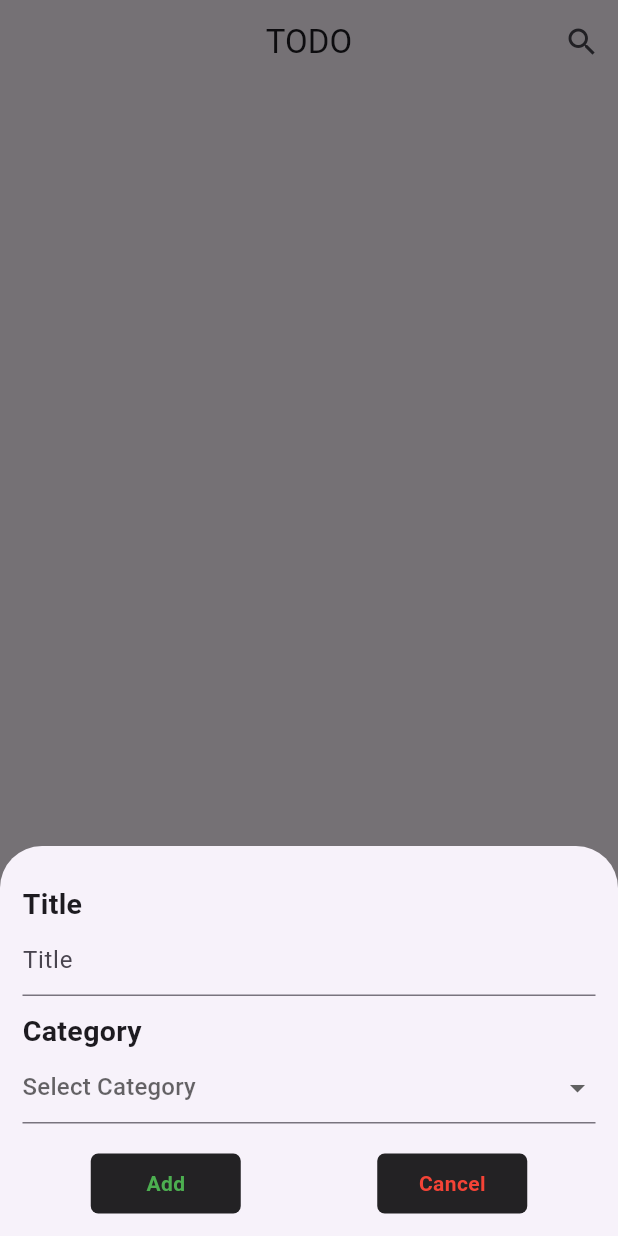
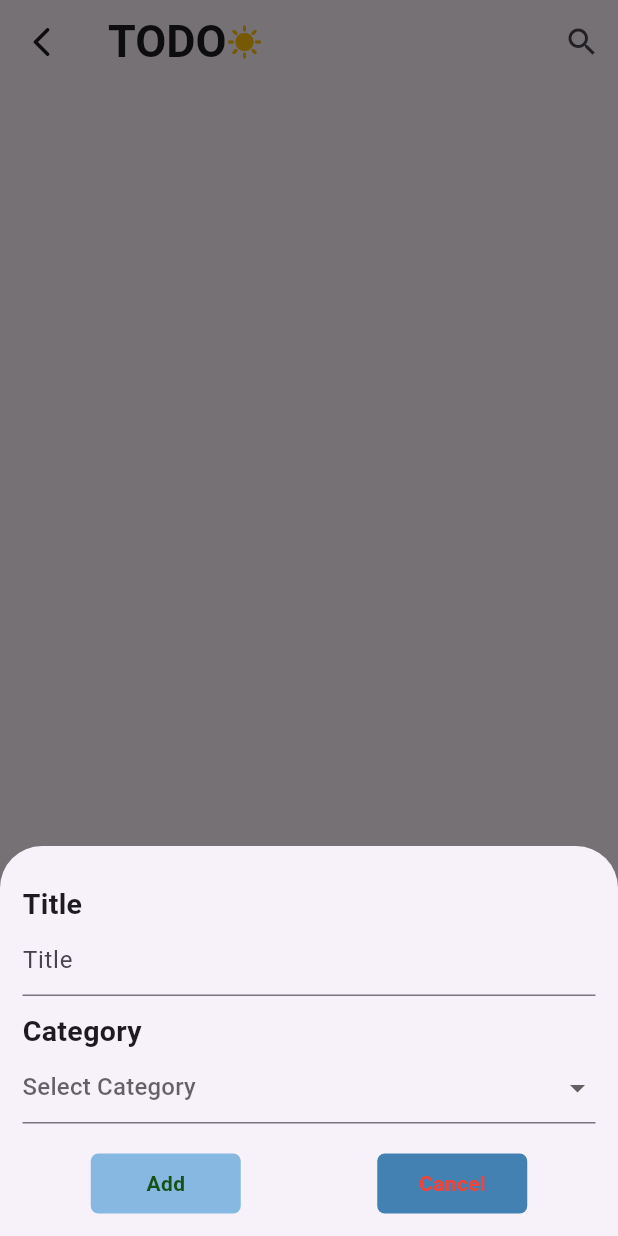
Before and after one commit to adarshKV7/todo_app, a Flutter app: the screen it shows after launch, after a tap on "Add a Task", on a phone screen of 412 x 824 dp. Run offline on Flutter 3.47's test engine with Material 3 defaults, Android fonts, the phone set to English and light mode, and no system bars; our stand-ins replace hive, hive_flutter; accounts and stored records are empty.

```diff
--- a/lib/core/constants/color_constants.dart
+++ b/lib/core/constants/color_constants.dart
@@ -1,14 +1,5 @@
 import 'package:flutter/material.dart';
 
 class ColorConstants {
-  static Color color1 = const Color(0xFFCDEDA3);
-  static Color color2 = const Color(0xFFFFB996);
-  static Color color3 = const Color(0xFFFFCF81);
-  static Color color4 = const Color(0xFFFDFFAB);
-  static Color scaffoldBackgroundColor = Colors.black;
-  static Color bottomSheetBackgroundColor =
-      const Color.fromARGB(255, 38, 38, 39);
   static Color primaryWhite = Colors.white;
-  static Color primaryBlack = Colors.black;
-  static Color inputFillColor = const Color.fromARGB(255, 35, 34, 36);
 }
--- a/lib/view/homescreen/home_screen.dart
+++ b/lib/view/homescreen/home_screen.dart
@@ -1,4 +1,4 @@
-// ignore_for_file: prefer_const_constructors, prefer_const_literals_to_create_immutables, sort_child_properties_last
+// ignore_for_file: prefer_const_constructors, prefer_const_literals_to_create_immutables, sort_child_properties_last, sized_box_for_whitespace
 
 import 'package:flutter/material.dart';
 import 'package:todo_app/controller/todo_controller.dart';
@@ -23,8 +23,20 @@ class _HomeScreenState extends State<HomeScreen> {
   Widget build(BuildContext context) {
     return Scaffold(
       appBar: AppBar(
+        leading: Icon(Icons.arrow_back_ios_rounded),
         centerTitle: true,
-        title: const Text('TODO'),
+        title: Row(
+          children: [
+            Text(
+              'TODO',
+              style: TextStyle(fontWeight: FontWeight.bold, fontSize: 30),
+            ),
+            Icon(
+              Icons.sunny,
+              color: Colors.amber,
+            )
+          ],
+        ),
         actions: [
           IconButton(
             onPressed: () {},
@@ -50,9 +62,11 @@ class _HomeScreenState extends State<HomeScreen> {
                       setState(() {});
                     },
                   ),
-                  title: Wrap(
-                    alignment: WrapAlignment.spaceBetween,
-                    crossAxisAlignment: WrapCrossAlignment.center,
+                  title: SingleChildScrollView(
+                    scrollDirection: Axis.horizontal,
+                    child: Row(
+                      mainAxisAlignment: MainAxisAlignment.spaceBetween,
+                      crossAxisAlignment: CrossAxisAlignment.center,
                       children: [
                         Text(
                           item.title,
@@ -62,13 +76,28 @@ class _HomeScreenState extends State<HomeScreen> {
                                   ? TextDecoration.lineThrough
                                   : null),
                         ),
+                        SizedBox(
+                          width: 10,
+                        ),
+                        Container(
+                            height: 20,
+                            child: item.completed
+                                ? Icon(
+                                    Icons.check,
+                                    color: Colors.green,
+                                  )
+                                : Icon(
+                                    Icons.close,
+                                    color: Colors.red,
+                                  )),
                         Container(
                           padding: const EdgeInsets.symmetric(
                             vertical: 5,
                             horizontal: 10,
                           ),
                           decoration: BoxDecoration(
-                            color: ColorConstants.primaryWhite.withOpacity(0.3),
+                              color:
+                                  ColorConstants.primaryWhite.withOpacity(0.3),
                               borderRadius: BorderRadius.circular(20)),
                           child: Text(
                             item.catagory,
@@ -81,13 +110,17 @@ class _HomeScreenState extends State<HomeScreen> {
                         ),
                       ],
                     ),
+                  ),
                   trailing: IconButton(
                     onPressed: () {
                       TodoController.deleteData(
                           TodoController.todoKeyList[index]);
                       setState(() {});
                     },
-                    icon: const Icon(Icons.delete),
+                    icon: Icon(
+                      Icons.delete,
+                      color: Colors.red,
+                    ),
                   ),
                 );
               },
@@ -117,7 +150,7 @@ class _HomeScreenState extends State<HomeScreen> {
                 top: 5,
               ),
               decoration: BoxDecoration(
-                color: const Color.fromARGB(255, 5, 39, 66),
+                color: Colors.blue,
                 borderRadius: BorderRadius.circular(50),
               ),
               child: Row(
@@ -129,10 +162,11 @@ class _HomeScreenState extends State<HomeScreen> {
                   Expanded(
                     child: Text(
                       'Add a Task',
+                      style: TextStyle(
+                          color: Colors.white,
+                          fontWeight: FontWeight.bold,
+                          fontSize: 30),
                       textAlign: TextAlign.center,
-                      style: Theme.of(context).textTheme.titleLarge!.copyWith(
-                            color: Colors.white,
-                          ),
                     ),
                   ),
                   const CircleAvatar(
--- a/lib/view/homescreen/widgets/add_todo_form.dart
+++ b/lib/view/homescreen/widgets/add_todo_form.dart
@@ -1,4 +1,5 @@
-import 'package:flutter/foundation.dart';
+// ignore_for_file: prefer_const_constructors
+
 import 'package:flutter/material.dart';
 import 'package:flutter/widgets.dart';
 import 'package:todo_app/controller/todo_controller.dart';
@@ -68,8 +69,8 @@ class _AddTodoFormState extends State<AddTodoForm> {
                   return null;
                 },
               ),
-              const SizedBox(height: 10),
-              const Text(
+              SizedBox(height: 10),
+              Text(
                 'Category',
                 style: TextStyle(
                   fontSize: 19,
@@ -104,15 +105,6 @@ class _AddTodoFormState extends State<AddTodoForm> {
                         return;
                       }
                       if (widget.isEdit) {
-                        // await NotesScreenController.editNote(
-                        //   key: widget.noteKey!,
-                        //   item: NoteModel(
-                        //     title: titleController.text,
-                        //     description: descriptionController.text,
-                        //     date: dateController.text,
-                        //     colorIndex: selectedColorIndex,
-                        //   ),
-                        // );
                       } else {
                         await TodoController.addData(
                           TodoModel(
@@ -130,14 +122,14 @@ class _AddTodoFormState extends State<AddTodoForm> {
                       width: 100,
                       padding: const EdgeInsets.symmetric(vertical: 10),
                       decoration: BoxDecoration(
-                        color: ColorConstants.inputFillColor,
+                        color: Color.fromARGB(255, 135, 184, 225),
                         borderRadius: BorderRadius.circular(5),
                       ),
                       child: Center(
                         child: Text(
                           widget.isEdit ? 'Save' : 'Add',
                           style: const TextStyle(
-                            color: Colors.green,
+                            color: Color.fromARGB(255, 22, 82, 24),
                             fontWeight: FontWeight.bold,
                           ),
                         ),
@@ -153,7 +145,7 @@ class _AddTodoFormState extends State<AddTodoForm> {
                       width: 100,
                       padding: const EdgeInsets.symmetric(vertical: 10),
                       decoration: BoxDecoration(
-                        color:ColorConstants.inputFillColor,
+                        color: Color.fromARGB(255, 68, 129, 179),
                         borderRadius: BorderRadius.circular(5),
                       ),
                       child: const Center(
```
Lines whose indentation alone changed are shown as unchanged.
